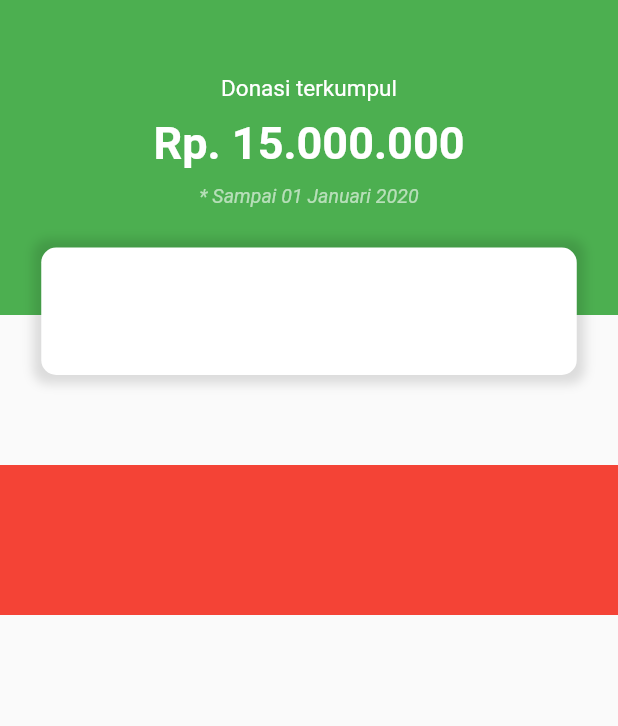
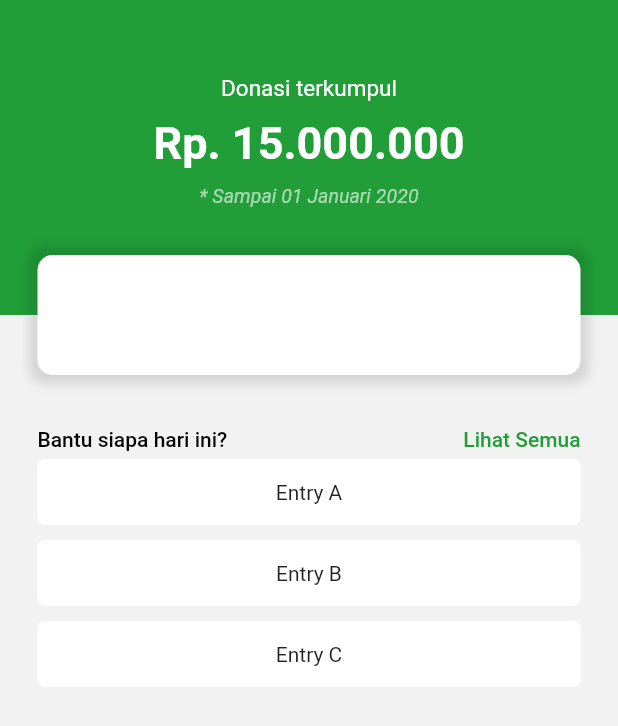
Before and after one commit to RifqiSah/RMI, a Flutter app: the screen it shows after launch, on a phone screen of 412 x 824 dp. Shown: the top 726 px of the screen. Run offline on Flutter 3.47's test engine with Material 2 defaults, Android fonts, the phone set to English and light mode, and no system bars; our stand-ins replace line_awesome_icons.

```diff
--- a/lib/views/home.dart
+++ b/lib/views/home.dart
@@ -1,4 +1,6 @@
+import 'package:flutter/cupertino.dart';
 import 'package:flutter/material.dart';
+import 'package:line_awesome_icons/line_awesome_icons.dart';
 import 'package:rmi/style.dart';
 
 class Home extends StatefulWidget {
@@ -10,17 +12,23 @@ class _HomeState extends State<Home> {
   @override
   Widget build(BuildContext context) {
     return Scaffold(
+      backgroundColor: mainBgColor,
       body: SingleChildScrollView(
         child: Column(
           mainAxisAlignment: MainAxisAlignment.start,
           children: <Widget>[
             _buildTopStack(),
             SizedBox(
-              height: 100.0,
+              height: 50.0,
             ),
-            Container(
-              height: 100.0,
-              color: Colors.red,
+            Padding(
+              padding: EdgeInsets.all(25),
+              child: Column(
+                children: <Widget>[
+                  _buildDonationHeader(),
+                  _buildDonationList(),
+                ],
+              ),
             ),
           ],
         ),
@@ -34,7 +42,7 @@ class _HomeState extends State<Home> {
       overflow: Overflow.visible,
       children: <Widget>[
         Container(
-          color: Colors.green,
+          color: mainForeColor,
           height: 210.0,
         ),
         Center(
@@ -64,8 +72,8 @@ class _HomeState extends State<Home> {
         Positioned(
           bottom: -40,
           child: Container(
-            height: 85,
-            width: MediaQuery.of(context).size.width - 55,
+            height: 80,
+            width: MediaQuery.of(context).size.width - 50,
             padding: EdgeInsets.all(10),
             decoration: BoxDecoration(
               color: Colors.white,
@@ -80,4 +88,44 @@ class _HomeState extends State<Home> {
       ],
     );
   }
+
+  _buildDonationHeader() {
+    return Container(
+      child: Row(
+        mainAxisAlignment: MainAxisAlignment.spaceBetween,
+        children: <Widget>[
+          Text(
+            "Bantu siapa hari ini?",
+            style: headerTextStyle,
+          ),
+          Text(
+            "Lihat Semua",
+            style: headerTextLinkStyle,
+          )
+        ],
+      ),
+    );
+  }
+
+  _buildDonationList() {
+    final List<String> entries = <String>['A', 'B', 'C'];
+    final List<int> colorCodes = <int>[600, 500, 100];
+
+    return Container(
+      child: ListView.builder(
+          itemCount: entries.length,
+          shrinkWrap: true,
+          itemBuilder: (context, index) {
+            return Container(
+              margin: EdgeInsets.only(top: 5.0, bottom: 5.0),
+              padding: EdgeInsets.symmetric(vertical: 14.0, horizontal: 18.0),
+              decoration: BoxDecoration(
+                color: Colors.white,
+                borderRadius: BorderRadius.circular(5),
+              ),
+              child: Center(child: Text('Entry ${entries[index]}')),
+            );
+          }),
+    );
+  }
 }
```
